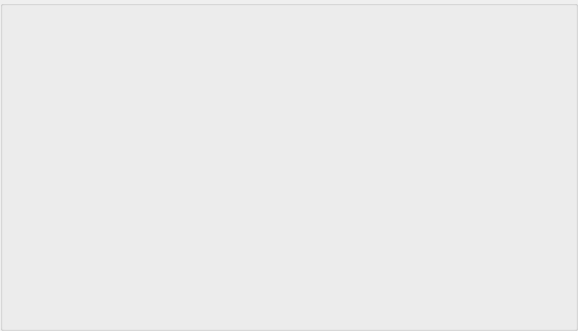
Old version of the form Node-Fvt/Node-Fvt/setups/users/usermainwid.ui in the repository ChinaClever/ScalePoint.
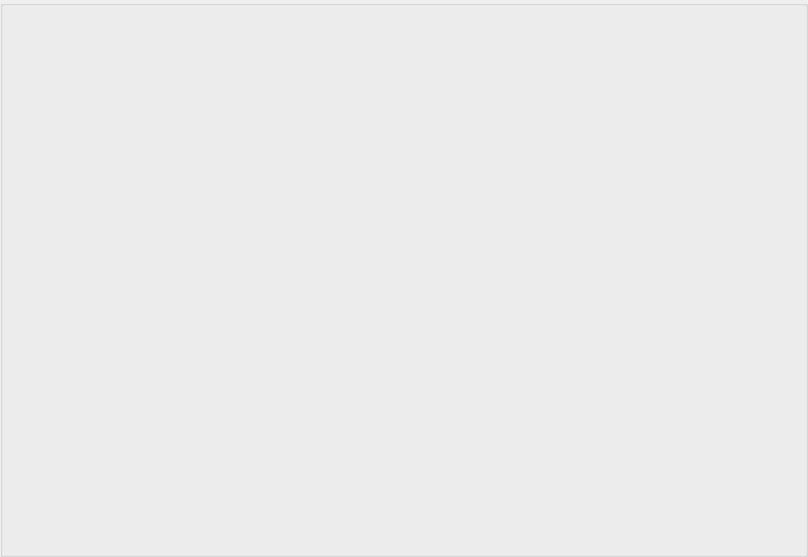
New version of the form.

```diff
--- a/Node-Fvt/Node-Fvt/setups/users/usermainwid.ui
+++ b/Node-Fvt/Node-Fvt/setups/users/usermainwid.ui
@@ -6,8 +6,8 @@
    <rect>
     <x>0</x>
     <y>0</y>
-    <width>578</width>
-    <height>331</height>
+    <width>808</width>
+    <height>557</height>
    </rect>
   </property>
   <property name="windowTitle">
```
